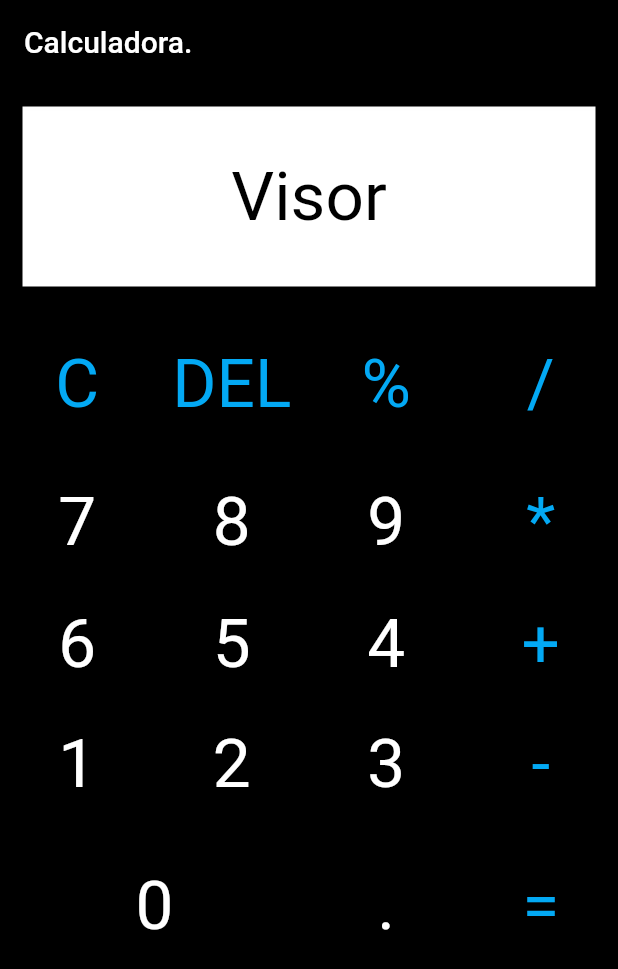
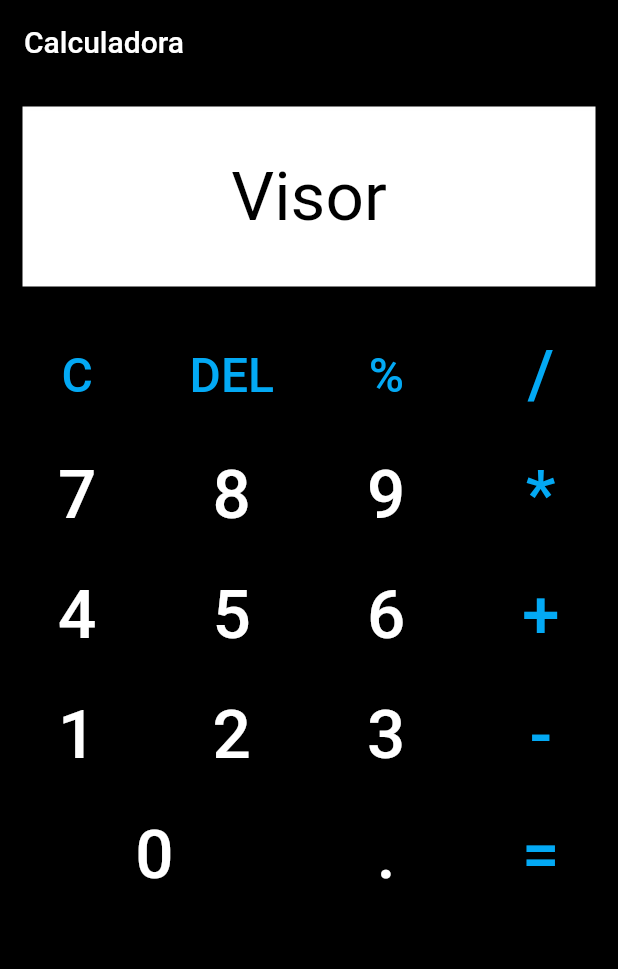
Before and after one commit to HenriqueJRodrigues/Layout-Calculadora, a Flutter app: the screen it shows after launch, on a phone screen of 412 x 824 dp. Shown: the top 969 px of the screen. Run offline on Flutter 3.47's test engine with Material 2 defaults, Android fonts, the phone set to English and light mode, and no system bars.

Commit message:
Update home_page.dart

```diff
--- a/lib/home_page.dart
+++ b/lib/home_page.dart
@@ -12,7 +12,8 @@ class Homepage extends StatelessWidget {
       backgroundColor: Colors.black,
       appBar: AppBar(
         backgroundColor: Colors.black,
-        title: Text('Calculadora.'),
+        //  centerTitle: true,
+        title: Text('Calculadora'),
       ),
       body: SafeArea(
         child: Column(
@@ -29,65 +30,60 @@ class Homepage extends StatelessWidget {
               height: 120,
               color: Colors.white,
             ),
+            SizedBox(
+              height: 4,
+            ),
             Row(
               children: [
                 Expanded(
-                  child: Container(
-                    height: 100,
-                    color: Colors.black,
-                    child: Center(
+                  child: ElevatedButton(
+                    onPressed: () {},
                     child: Text(
                       'C',
-                        style: TextStyle(
-                          color: Colors.lightBlue,
-                          fontSize: 45,
+                      style: TextStyle(fontSize: 32, color: Colors.lightBlue),
                     ),
-                      ),
+                    style: ElevatedButton.styleFrom(
+                      primary: Colors.black,
+                      minimumSize: Size(0, 80),
                     ),
                   ),
                 ),
                 Expanded(
-                  child: Container(
-                    height: 100,
-                    color: Colors.black,
-                    child: Center(
+                  child: ElevatedButton(
+                    onPressed: () {},
                     child: Text(
                       'DEL',
-                        style: TextStyle(
-                          color: Colors.lightBlue,
-                          fontSize: 45,
+                      style: TextStyle(fontSize: 32, color: Colors.lightBlue),
                     ),
-                      ),
+                    style: ElevatedButton.styleFrom(
+                      primary: Colors.black,
+                      minimumSize: Size(0, 80),
                     ),
                   ),
                 ),
                 Expanded(
-                  child: Container(
-                    height: 100,
-                    color: Colors.black,
-                    child: Center(
+                  child: ElevatedButton(
+                    onPressed: () {},
                     child: Text(
                       '%',
-                        style: TextStyle(
-                          color: Colors.lightBlue,
-                          fontSize: 45,
+                      style: TextStyle(fontSize: 32, color: Colors.lightBlue),
                     ),
-                      ),
+                    style: ElevatedButton.styleFrom(
+                      primary: Colors.black,
+                      minimumSize: Size(0, 80),
                     ),
                   ),
                 ),
                 Expanded(
-                  child: Container(
-                    height: 100,
-                    color: Colors.black,
-                    child: Center(
+                  child: ElevatedButton(
+                    onPressed: () {},
                     child: Text(
                       '/',
-                        style: TextStyle(
-                          color: Colors.lightBlue,
-                          fontSize: 45,
+                      style: TextStyle(fontSize: 45, color: Colors.lightBlue),
                     ),
-                      ),
+                    style: ElevatedButton.styleFrom(
+                      primary: Colors.black,
+                      minimumSize: Size(0, 80),
                     ),
                   ),
                 ),
@@ -96,62 +92,54 @@ class Homepage extends StatelessWidget {
             Row(
               children: [
                 Expanded(
-                  child: Container(
-                    height: 83,
-                    color: Colors.black,
-                    child: Center(
+                  child: ElevatedButton(
+                    onPressed: () {},
                     child: Text(
                       '7',
-                        style: TextStyle(
-                          color: Colors.white,
-                          fontSize: 45,
+                      style: TextStyle(fontSize: 45, color: Colors.white),
                     ),
-                      ),
+                    style: ElevatedButton.styleFrom(
+                      primary: Colors.black,
+                      minimumSize: Size(0, 80),
                     ),
                   ),
                 ),
                 Expanded(
-                  child: Container(
-                    height: 83,
-                    color: Colors.black,
-                    child: Center(
+                  child: ElevatedButton(
+                    onPressed: () {},
                     child: Text(
                       '8',
-                        style: TextStyle(
-                          color: Colors.white,
-                          fontSize: 45,
+                      style: TextStyle(fontSize: 45, color: Colors.white),
                     ),
-                      ),
+                    style: ElevatedButton.styleFrom(
+                      primary: Colors.black,
+                      minimumSize: Size(0, 80),
                     ),
                   ),
                 ),
                 Expanded(
-                  child: Container(
-                    height: 83,
-                    color: Colors.black,
-                    child: Center(
+                  child: ElevatedButton(
+                    onPressed: () {},
                     child: Text(
                       '9',
-                        style: TextStyle(
-                          color: Colors.white,
-                          fontSize: 45,
+                      style: TextStyle(fontSize: 45, color: Colors.white),
                     ),
-                      ),
+                    style: ElevatedButton.styleFrom(
+                      primary: Colors.black,
+                      minimumSize: Size(0, 80),
                     ),
                   ),
                 ),
                 Expanded(
-                  child: Container(
-                    height: 83,
-                    color: Colors.black,
-                    child: Center(
+                  child: ElevatedButton(
+                    onPressed: () {},
                     child: Text(
                       '*',
-                        style: TextStyle(
-                          color: Colors.lightBlue,
-                          fontSize: 45,
+                      style: TextStyle(fontSize: 45, color: Colors.lightBlue),
                     ),
-                      ),
+                    style: ElevatedButton.styleFrom(
+                      primary: Colors.black,
+                      minimumSize: Size(0, 80),
                     ),
                   ),
                 ),
@@ -160,62 +148,54 @@ class Homepage extends StatelessWidget {
             Row(
               children: [
                 Expanded(
-                  child: Container(
-                    height: 80,
-                    color: Colors.black,
-                    child: Center(
+                  child: ElevatedButton(
+                    onPressed: () {},
                     child: Text(
-                        '6',
-                        style: TextStyle(
-                          color: Colors.white,
-                          fontSize: 45,
+                      '4',
+                      style: TextStyle(fontSize: 45, color: Colors.white),
                     ),
-                      ),
+                    style: ElevatedButton.styleFrom(
+                      primary: Colors.black,
+                      minimumSize: Size(0, 80),
                     ),
                   ),
                 ),
                 Expanded(
-                  child: Container(
-                    height: 80,
-                    color: Colors.black,
-                    child: Center(
+                  child: ElevatedButton(
+                    onPressed: () {},
                     child: Text(
                       '5',
-                        style: TextStyle(
-                          color: Colors.white,
-                          fontSize: 45,
+                      style: TextStyle(fontSize: 45, color: Colors.white),
                     ),
-                      ),
+                    style: ElevatedButton.styleFrom(
+                      primary: Colors.black,
+                      minimumSize: Size(0, 80),
                     ),
                   ),
                 ),
                 Expanded(
-                  child: Container(
-                    height: 80,
-                    color: Colors.black,
-                    child: Center(
+                  child: ElevatedButton(
+                    onPressed: () {},
                     child: Text(
-                        '4',
-                        style: TextStyle(
-                          color: Colors.white,
-                          fontSize: 45,
+                      '6',
+                      style: TextStyle(fontSize: 45, color: Colors.white),
                     ),
-                      ),
+                    style: ElevatedButton.styleFrom(
+                      primary: Colors.black,
+                      minimumSize: Size(0, 80),
                     ),
                   ),
                 ),
                 Expanded(
-                  child: Container(
-                    height: 80,
-                    color: Colors.black,
-                    child: Center(
+                  child: ElevatedButton(
+                    onPressed: () {},
                     child: Text(
                       '+',
-                        style: TextStyle(
-                          color: Colors.lightBlue,
-                          fontSize: 45,
+                      style: TextStyle(fontSize: 45, color: Colors.lightBlue),
                     ),
-                      ),
+                    style: ElevatedButton.styleFrom(
+                      primary: Colors.black,
+                      minimumSize: Size(0, 80),
                     ),
                   ),
                 ),
@@ -224,62 +204,54 @@ class Homepage extends StatelessWidget {
             Row(
               children: [
                 Expanded(
-                  child: Container(
-                    height: 80,
-                    color: Colors.black,
-                    child: Center(
+                  child: ElevatedButton(
+                    onPressed: () {},
                     child: Text(
                       '1',
-                        style: TextStyle(
-                          color: Colors.white,
-                          fontSize: 45,
+                      style: TextStyle(fontSize: 45, color: Colors.white),
                     ),
-                      ),
+                    style: ElevatedButton.styleFrom(
+                      primary: Colors.black,
+                      minimumSize: Size(0, 80),
                     ),
                   ),
                 ),
                 Expanded(
-                  child: Container(
-                    height: 80,
-                    color: Colors.black,
-                    child: Center(
+                  child: ElevatedButton(
+                    onPressed: () {},
                     child: Text(
                       '2',
-                        style: TextStyle(
-                          color: Colors.white,
-                          fontSize: 45,
+                      style: TextStyle(fontSize: 45, color: Colors.white),
                     ),
-                      ),
+                    style: ElevatedButton.styleFrom(
+                      primary: Colors.black,
+                      minimumSize: Size(0, 80),
                     ),
                   ),
                 ),
                 Expanded(
-                  child: Container(
-                    height: 80,
-                    color: Colors.black,
-                    child: Center(
+                  child: ElevatedButton(
+                    onPressed: () {},
                     child: Text(
                       '3',
-                        style: TextStyle(
-                          color: Colors.white,
-                          fontSize: 45,
+                      style: TextStyle(fontSize: 45, color: Colors.white),
                     ),
-                      ),
+                    style: ElevatedButton.styleFrom(
+                      primary: Colors.black,
+                      minimumSize: Size(0, 80),
                     ),
                   ),
                 ),
                 Expanded(
-                  child: Container(
-                    height: 80,
-                    color: Colors.black,
-                    child: Center(
+                  child: ElevatedButton(
+                    onPressed: () {},
                     child: Text(
                       '-',
-                        style: TextStyle(
-                          color: Colors.lightBlue,
-                          fontSize: 45,
+                      style: TextStyle(fontSize: 45, color: Colors.lightBlue),
                     ),
-                      ),
+                    style: ElevatedButton.styleFrom(
+                      primary: Colors.black,
+                      minimumSize: Size(0, 80),
                     ),
                   ),
                 ),
@@ -289,49 +261,34 @@ class Homepage extends StatelessWidget {
               children: [
                 Expanded(
                   flex: 2,
-                  child: Container(
-                    height: 110,
-                    color: Colors.black,
-                    child: Center(
+                  child: ElevatedButton(
+                      onPressed: () {},
                       child: Text(
                         '0',
-                        style: TextStyle(
-                          color: Colors.white,
-                          fontSize: 45,
+                        style: TextStyle(fontSize: 45, color: Colors.white),
                       ),
-                      ),
-                    ),
-                  ),
+                      style: ElevatedButton.styleFrom(
+                          primary: Colors.black, minimumSize: Size(0, 80))),
                 ),
                 Expanded(
-                  child: Container(
-                    height: 110,
-                    color: Colors.black,
-                    child: Center(
+                  child: ElevatedButton(
+                      onPressed: () {},
                       child: Text(
                         '.',
-                        style: TextStyle(
-                          color: Colors.white,
-                          fontSize: 45,
+                        style: TextStyle(fontSize: 45, color: Colors.white),
                       ),
-                      ),
-                    ),
-                  ),
+                      style: ElevatedButton.styleFrom(
+                          primary: Colors.black, minimumSize: Size(0, 80))),
                 ),
                 Expanded(
-                  child: Container(
-                    height: 110,
-                    color: Colors.black,
-                    child: Center(
+                  child: ElevatedButton(
+                      onPressed: () {},
                       child: Text(
                         '=',
-                        style: TextStyle(
-                          color: Colors.lightBlue,
-                          fontSize: 45,
+                        style: TextStyle(fontSize: 45, color: Colors.lightBlue),
                       ),
-                      ),
-                    ),
-                  ),
+                      style: ElevatedButton.styleFrom(
+                          primary: Colors.black, minimumSize: Size(0, 80))),
                 ),
               ],
             ),
```
Lines whose indentation alone changed are shown as unchanged.
